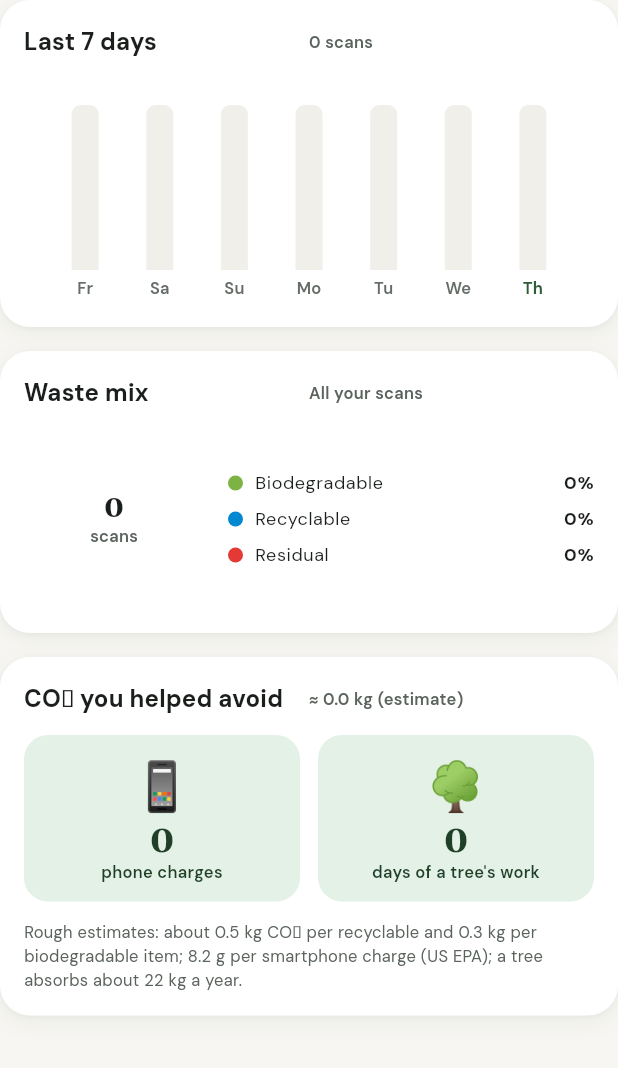
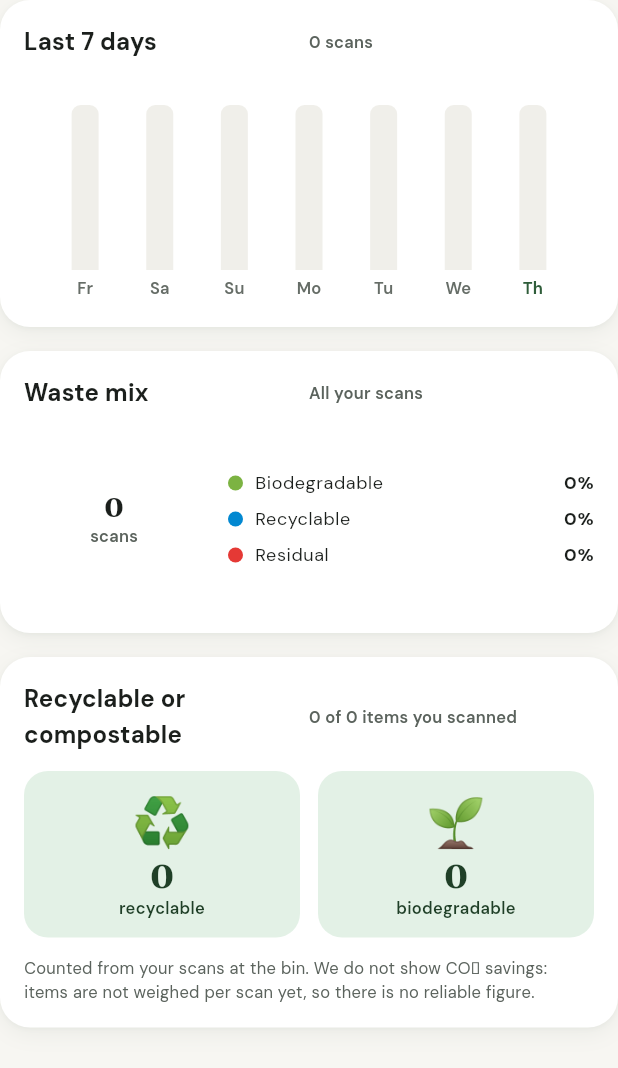
Before and after one commit to JmMoshi16/CAPSTONE-1, a Flutter app: the ImpactCharts widget shown alone on an empty page, opened directly with empty values, on a phone screen of 412 x 824 dp. Shown: the top 1068 px of the screen. Run offline on Flutter 3.47's test engine with Material 3 defaults, Android fonts, the phone set to English and light mode, and no system bars; drawn by our look-alikes of fl_chart; our stand-ins replace cloud_firestore, firebase_auth, firebase_core, flutter_local_notifications, lottie, pdf and 3 more; missing offline and left inert: app_settings, mobile_scanner; accounts and stored records are empty.

Commit message:
Impact: verified counts instead of unsourced CO2 estimates
Items are not weighed per scan and the 0.5/0.3 kg per item factors had no source. Impact and the Home tile
now show recyclable + biodegradable item counts.

Co-Authored-By: Claude Opus 5.5 <noreply@anthropic.com>

```diff
--- a/lib/screens/customer/customer_home_screen.dart
+++ b/lib/screens/customer/customer_home_screen.dart
@@ -533,7 +533,6 @@ class _HomeTabState extends State<_HomeTab> with TickerProviderStateMixin {
     final t = context.text;
     final bio = widget.logs.where((l) => l.wasteType == 'Biodegradable').length;
     final rec = widget.logs.where((l) => l.wasteType == 'Recyclable').length;
-    final co2 = (rec * 0.5 + bio * 0.3).toStringAsFixed(1);
     final recent = widget.logs.take(3).toList();
     final now = DateTime.now();
     final lifetime = widget.user.lifetimePoints;
@@ -741,7 +740,7 @@ class _HomeTabState extends State<_HomeTab> with TickerProviderStateMixin {
                 Row(children: [
                   Expanded(child: _gridTile(onTap: widget.onHistory, icon: Icons.history_rounded, color: c.info, label: 'Scan History', subtitle: '${widget.logs.length} total scans')),
                   const SizedBox(width: AppSpace.sm),
-                  Expanded(child: _gridTile(onTap: widget.onImpact, icon: Icons.eco_rounded, color: c.success, label: 'Your impact', subtitle: '${co2}kg CO₂ reduced')),
+                  Expanded(child: _gridTile(onTap: widget.onImpact, icon: Icons.eco_rounded, color: c.success, label: 'Your impact', subtitle: '${rec + bio} recyclable or compostable')),
                 ]),
               ]),
             )),
--- a/lib/screens/customer/impact_charts.dart
+++ b/lib/screens/customer/impact_charts.dart
@@ -13,11 +13,8 @@ class ImpactCharts extends StatefulWidget {
   final List<WasteLog> logs;
   final bool animate;
 
-  // Rough averages, labelled as estimates on screen.
-  static const kgCo2PerRecyclable = 0.5;      // same factors as the Home "Your impact" tile
-  static const kgCo2PerBiodegradable = 0.3;
-  static const kgCo2PerPhoneCharge = 0.00822; // US EPA greenhouse-gas equivalencies
-  static const kgCo2PerTreeDay = 21.77 / 365; // a mature tree absorbs ~22 kg CO₂ a year
+  // No CO₂ figure on purpose: items are not weighed per scan, and the old per-item factors (0.5 / 0.3 kg)
+  // had no source. Only counts of scanned items are shown (decision 2026-10-15, PROJECT_DEEP_AUDIT.md U).
 
   @override
   State<ImpactCharts> createState() => _ImpactChartsState();
@@ -50,7 +47,6 @@ class _ImpactChartsState extends State<ImpactCharts> {
     final rec = widget.logs.where((l) => l.wasteType == 'Recyclable').length;
     final res = widget.logs.where((l) => l.wasteType == 'Residual').length;
     final total = bio + rec + res;
-    final kg = rec * ImpactCharts.kgCo2PerRecyclable + bio * ImpactCharts.kgCo2PerBiodegradable;
     final duration = AppMotion.of(context, const Duration(milliseconds: 700));
 
     return Column(crossAxisAlignment: CrossAxisAlignment.stretch, children: [
@@ -173,29 +169,19 @@ class _ImpactChartsState extends State<ImpactCharts> {
       ),
       const SizedBox(height: AppSpace.md),
 
-      // ── CO₂ ──
+      // ── Separated from residual waste (counts only) ──
       _Card(
-        title: 'CO₂ you helped avoid',
-        subtitle: '≈ ${kg.toStringAsFixed(1)} kg (estimate)',
+        title: 'Recyclable or compostable',
+        subtitle: '${rec + bio} of $total items you scanned',
         child: Column(children: [
           Row(children: [
-            Expanded(child: _Equivalent(
-              emoji: '📱',
-              value: (kg / ImpactCharts.kgCo2PerPhoneCharge).round(),
-              label: 'phone charges',
-              animate: widget.animate,
-            )),
+            Expanded(child: _Equivalent(emoji: '♻️', value: rec, label: 'recyclable', animate: widget.animate)),
             const SizedBox(width: AppSpace.sm),
-            Expanded(child: _Equivalent(
-              emoji: '🌳',
-              value: (kg / ImpactCharts.kgCo2PerTreeDay).round(),
-              label: "days of a tree's work",
-              animate: widget.animate,
-            )),
+            Expanded(child: _Equivalent(emoji: '🌱', value: bio, label: 'biodegradable', animate: widget.animate)),
           ]),
           const SizedBox(height: AppSpace.sm),
-          Text('Rough estimates: about 0.5 kg CO₂ per recyclable and 0.3 kg per biodegradable item; '
-              '8.2 g per smartphone charge (US EPA); a tree absorbs about 22 kg a year.',
+          Text('Counted from your scans at the bin. We do not show CO₂ savings: items are not weighed '
+              'per scan yet, so there is no reliable figure.',
               style: t.labelSmall!.copyWith(fontWeight: FontWeight.w400)),
         ]),
       ),
```
Also changed, not shown: 1 other file.
